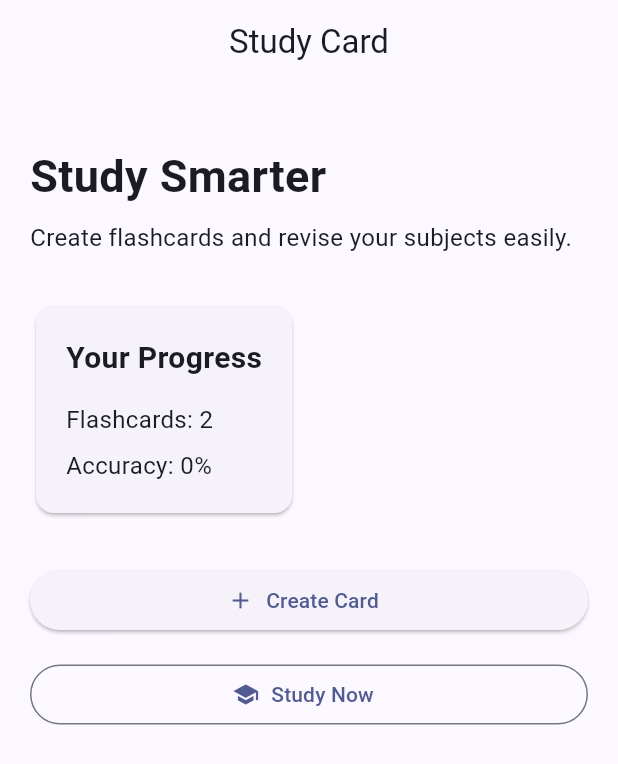
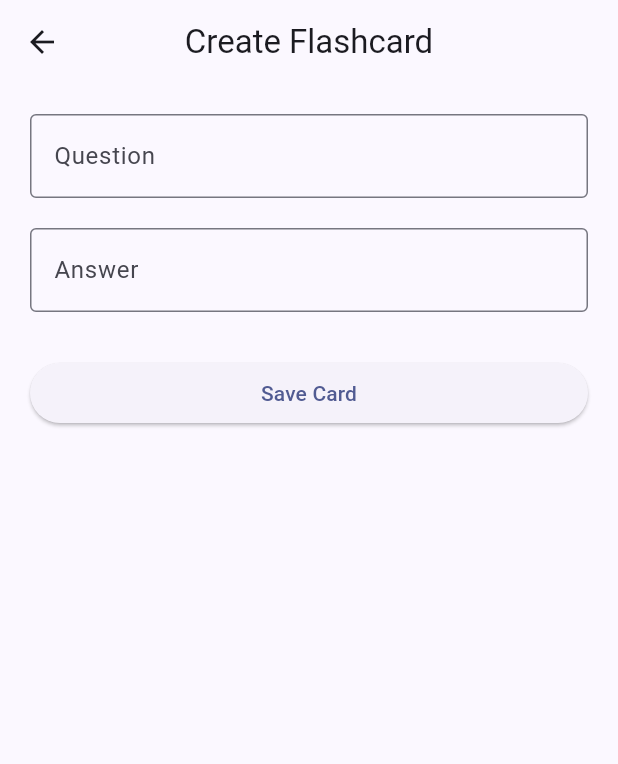
Before and after one commit to snehitha-coder/Study-Card-app, a Flutter app: the screen it shows after launch, after a tap on "Create Card", on a phone screen of 412 x 824 dp. Shown: the top 764 px of the screen. Run offline on Flutter 3.47's test engine with Material 3 defaults, Android fonts, the phone set to English and light mode, and no system bars.

Commit message:
Implement flashcard creation

```diff
--- /dev/null
+++ b/lib/add_card_page.dart
@@ -0,0 +1,73 @@
+import 'package:flutter/material.dart';
+import 'models/flashcard.dart';
+
+class AddCardPage extends StatefulWidget {
+  const AddCardPage({super.key});
+
+  @override
+  State<AddCardPage> createState() => _AddCardPageState();
+}
+
+class _AddCardPageState extends State<AddCardPage> {
+  final questionController = TextEditingController();
+  final answerController = TextEditingController();
+
+  @override
+  Widget build(BuildContext context) {
+    return Scaffold(
+      appBar: AppBar(
+        title: const Text('Create Flashcard'),
+        centerTitle: true,
+      ),
+
+      body: Padding(
+        padding: const EdgeInsets.all(20),
+
+        child: Column(
+          children: [
+
+            TextField(
+              controller: questionController,
+              decoration: const InputDecoration(
+                labelText: 'Question',
+                border: OutlineInputBorder(),
+              ),
+            ),
+
+            const SizedBox(height: 20),
+
+            TextField(
+              controller: answerController,
+              decoration: const InputDecoration(
+                labelText: 'Answer',
+                border: OutlineInputBorder(),
+              ),
+            ),
+
+            const SizedBox(height: 30),
+
+            SizedBox(
+              width: double.infinity,
+              child: ElevatedButton(
+                onPressed: () {
+                  if (questionController.text.isEmpty ||
+                      answerController.text.isEmpty) {
+                    return;
+                  }
+
+                  final card = Flashcard(
+                    question: questionController.text,
+                    answer: answerController.text,
+                  );
+
+                  Navigator.pop(context, card);
+                },
+                child: const Text('Save Card'),
+              ),
+            ),
+          ],
+        ),
+      ),
+    );
+  }
+}
--- a/lib/main.dart
+++ b/lib/main.dart
@@ -1,5 +1,6 @@
 import 'package:flutter/material.dart';
 import 'models/flashcard.dart';
+import 'add_card_page.dart';
 
 void main() {
   runApp(const StudyCardApp());
@@ -33,7 +34,6 @@ class HomePage extends StatefulWidget {
 
 class _HomePageState extends State<HomePage> {
 
-  // Flashcard data
   List<Flashcard> cards = [
     Flashcard(
       question: 'What is Flutter?',
@@ -124,8 +124,24 @@ class _HomePageState extends State<HomePage> {
             SizedBox(
               width: double.infinity,
               child: ElevatedButton.icon(
-                onPressed: () {},
+                onPressed: () async {
+
+                  final newCard = await Navigator.push(
+                    context,
+                    MaterialPageRoute(
+                      builder: (context) => const AddCardPage(),
+                    ),
+                  );
+
+                  if (newCard != null) {
+                    setState(() {
+                      cards.add(newCard);
+                    });
+                  }
+                },
+
                 icon: const Icon(Icons.add),
+
                 label: const Text('Create Card'),
               ),
             ),
@@ -136,7 +152,9 @@ class _HomePageState extends State<HomePage> {
               width: double.infinity,
               child: OutlinedButton.icon(
                 onPressed: () {},
+
                 icon: const Icon(Icons.school),
+
                 label: const Text('Study Now'),
               ),
             ),
```
Also changed, not shown: 3 other files.
